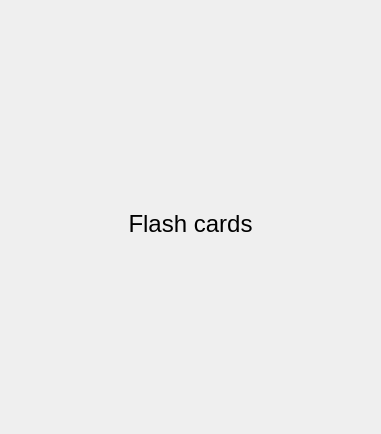
Qt form src/templates/flashcard/flashcardsimulator.ui (BuildmLearn/BuildmLearn-Toolkit) before a commit.
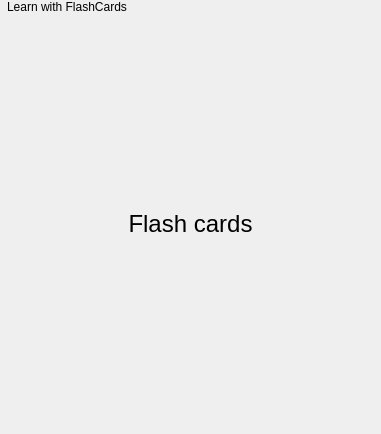
The same form after that commit.

```diff
--- a/src/templates/flashcard/flashcardsimulator.ui
+++ b/src/templates/flashcard/flashcardsimulator.ui
@@ -21,10 +21,35 @@
     <number>0</number>
    </property>
    <item>
+    <widget class="QWidget" name="widget" native="true">
+     <layout class="QHBoxLayout" name="horizontalLayout">
+      <property name="spacing">
+       <number>0</number>
+      </property>
+      <property name="margin">
+       <number>0</number>
+      </property>
+      <item>
     <widget class="QLabel" name="m_flashcardBar">
      <property name="text">
       <string/>
      </property>
+       </widget>
+      </item>
+      <item>
+       <widget class="QLabel" name="m_barText">
+        <property name="sizePolicy">
+         <sizepolicy hsizetype="Expanding" vsizetype="Preferred">
+          <horstretch>0</horstretch>
+          <verstretch>0</verstretch>
+         </sizepolicy>
+        </property>
+        <property name="text">
+         <string>Learn with FlashCards</string>
+        </property>
+       </widget>
+      </item>
+     </layout>
     </widget>
    </item>
    <item>
```
Lines whose indentation alone changed are shown as unchanged.
